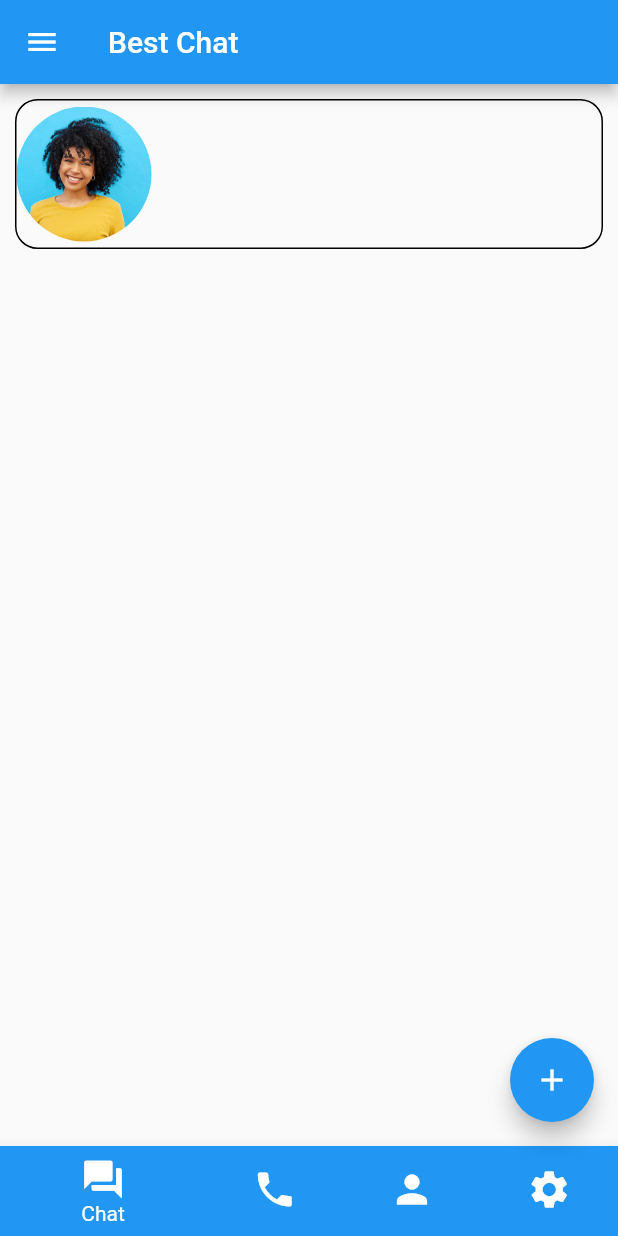
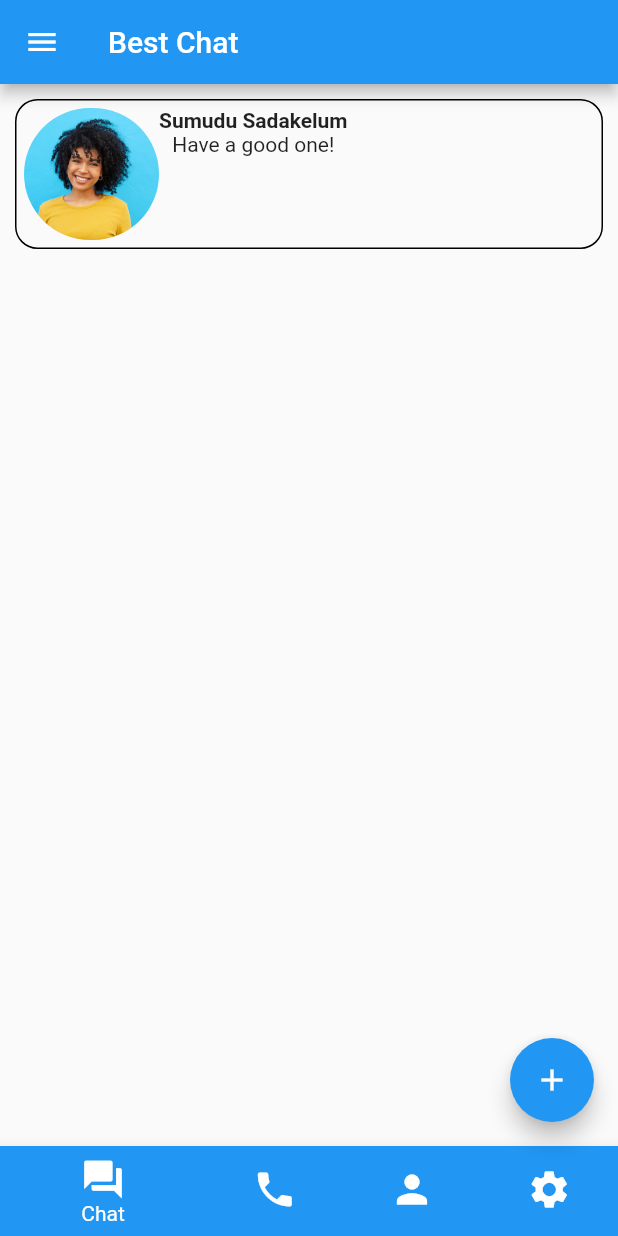
Before and after one commit to nadeeshapathiraja/flutter_chat, a Flutter app: the screen it shows after launch, on a phone screen of 412 x 824 dp. Run offline on Flutter 3.47's test engine with Material 2 defaults, Android fonts, the light colour scheme and no system bars; our stand-ins replace animate_do, carousel_slider, intl_phone_number_input.

Commit message:
Chat page start

```diff
--- a/lib/main_pages/chat_page/chat_page.dart
+++ b/lib/main_pages/chat_page/chat_page.dart
@@ -1,4 +1,5 @@
 import 'package:chat_app_flutter/components/custom_image.dart';
+import 'package:chat_app_flutter/components/custom_text.dart';
 import 'package:chat_app_flutter/utils/constants.dart';
 import 'package:flutter/material.dart';
 
@@ -17,6 +18,8 @@ class _ChatPageState extends State<ChatPage> {
       child: Container(
         width: double.infinity,
         height: 100,
+        child: Padding(
+          padding: const EdgeInsets.all(5.0),
           child: Row(
             children: [
               ClipRRect(
@@ -27,8 +30,22 @@ class _ChatPageState extends State<ChatPage> {
                   height: 90,
                   fit: BoxFit.cover,
                 ),
-            )
+              ),
+              Column(
+                children: [
+                  CustomText(
+                    text: "Sumudu Sadakelum",
+                    fontSize: 14,
+                    fontWeight: FontWeight.bold,
+                  ),
+                  CustomText(
+                    text: "Have a good one!",
+                    fontSize: 14,
+                  ),
                 ],
+              ),
+            ],
+          ),
         ),
         decoration: BoxDecoration(
           border: Border.all(),
```
Lines whose indentation alone changed are shown as unchanged.
